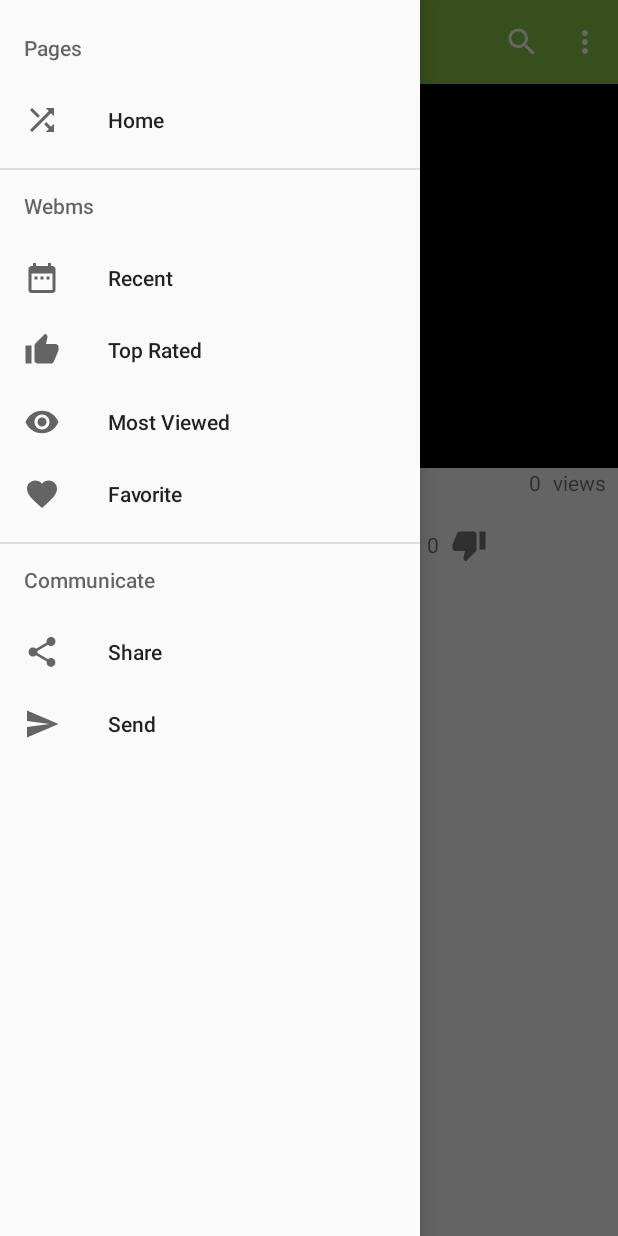
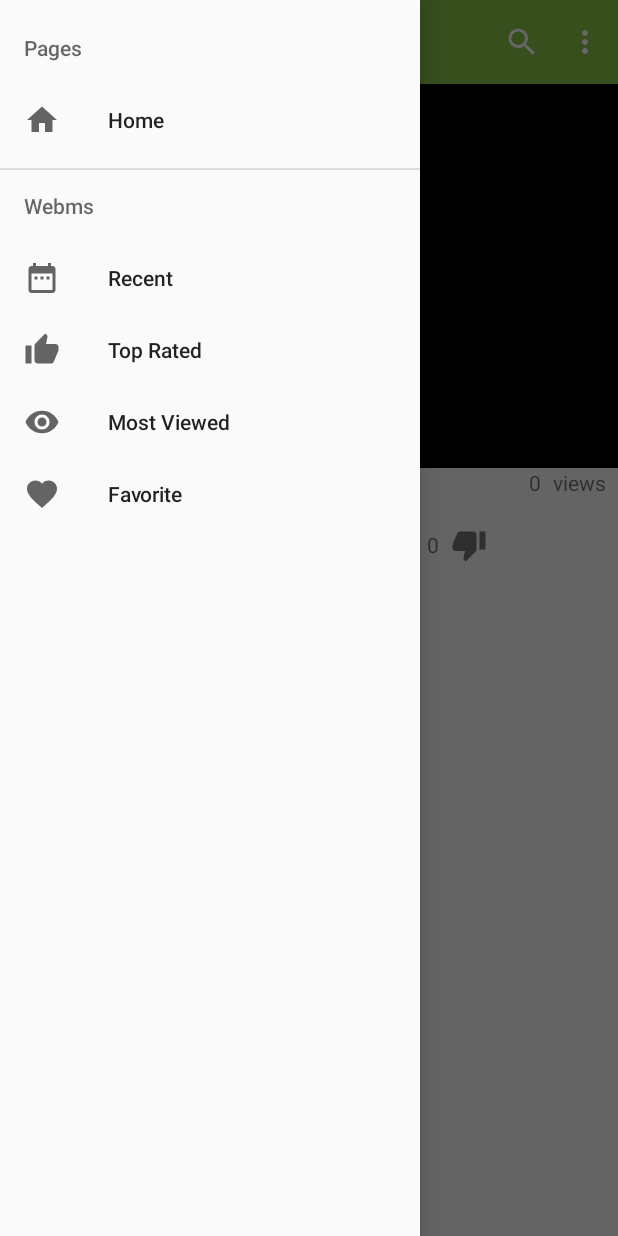
Before and after one commit to alkocher/RandomWebm, an Android app: the screen it shows after launch (MainActivity), with the side drawer open, on a phone screen of 412 x 824 dp. Run offline under Robolectric (Android 15) with nearby library versions, the phone set to English and light mode, and no system bars; our stand-ins replace ButterKnife, RxJava; libraries missing offline, so code that uses them is left out: com.apollographql.apollo; plain views replace SimpleExoPlayerView; 7 statements that could not run were skipped.

Commit message:
Removed unnecessary

```diff
--- a/app/src/main/res/menu/activity_main_drawer.xml
+++ b/app/src/main/res/menu/activity_main_drawer.xml
@@ -6,7 +6,7 @@
             <group android:checkableBehavior="single">
                 <item
                     android:id="@+id/nav_home"
-                    android:icon="@drawable/ic_shuffle_black_24dp"
+                    android:icon="@drawable/ic_home_black_24dp"
                     android:title="Home" />
             </group>
         </menu>
@@ -35,7 +35,7 @@
         </menu>
     </item>
 
-    <item android:title="@string/communicate">
+    <!--<item android:title="@string/communicate">
         <menu>
             <item
                 android:id="@+id/nav_share"
@@ -46,6 +46,6 @@
                 android:icon="@drawable/ic_menu_send"
                 android:title="@string/send" />
         </menu>
-    </item>
+    </item>-->
 
 </menu>
```
